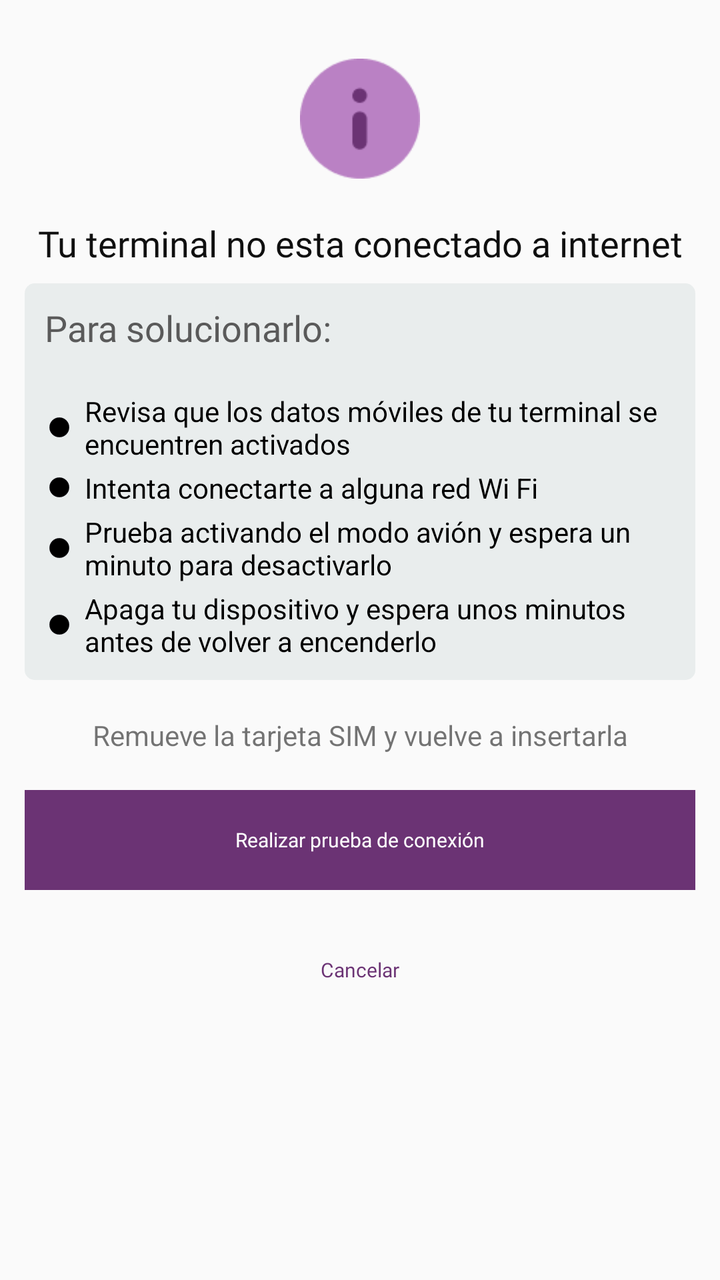
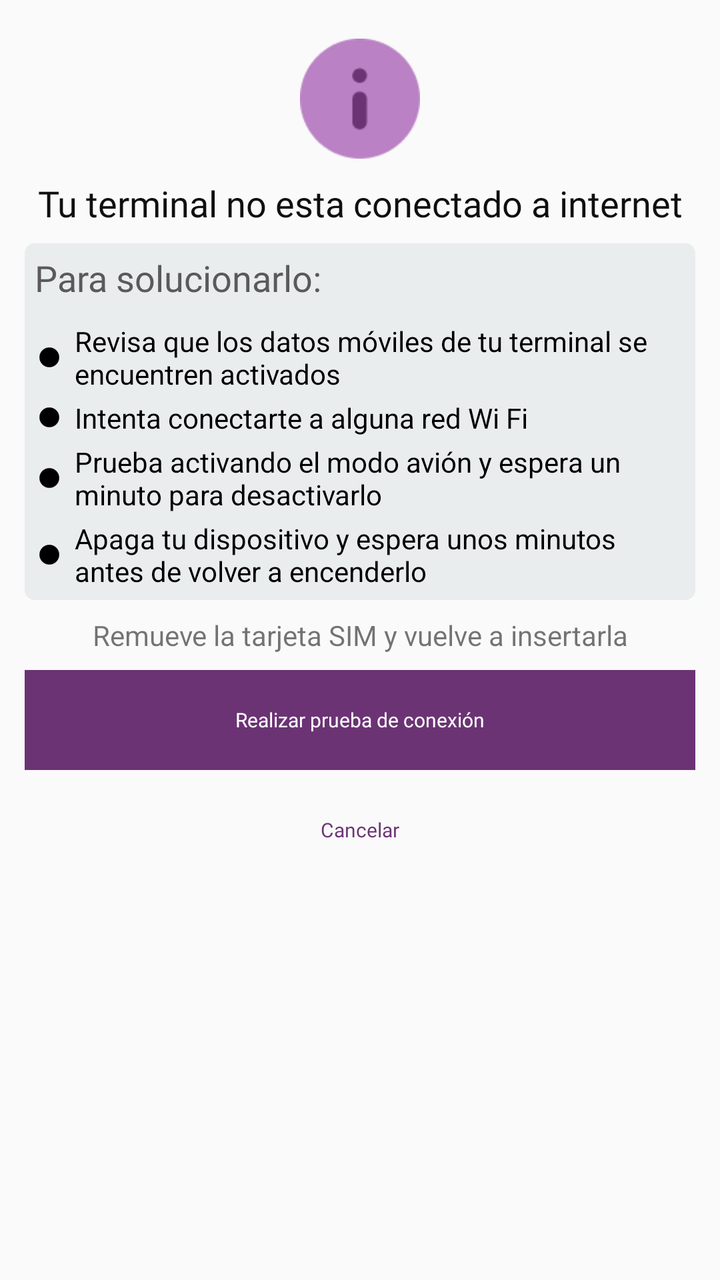

An Android layout rendered at two revisions. The XML below is the earlier revision; the diff shows what the commit changed to produce the second picture.
<!-- AndroidManifest.xml: application theme AppThemeDown -->
<!-- res/layout/wmx_not_network_modal.xml -->
<?xml version="1.0" encoding="utf-8"?>
<androidx.constraintlayout.widget.ConstraintLayout xmlns:android="http://schemas.android.com/apk/res/android"
    xmlns:app="http://schemas.android.com/apk/res-auto"
    xmlns:tools="http://schemas.android.com/tools"
    android:layout_width="match_parent"
    android:layout_height="match_parent">
    <LinearLayout
        android:id="@+id/lyt_not_connection_container"
        android:layout_width="match_parent"
        android:layout_height="wrap_content"
        android:gravity="center_horizontal"
        android:orientation="vertical"
        android:paddingLeft="37px"
        android:paddingTop="28px"
        android:paddingBottom="28px"
        android:paddingRight="37px"
        tools:ignore="MissingConstraints">

        <ImageView
            android:id="@+id/imageView11"
            android:layout_width="60dp"
            android:layout_height="60dp"
            android:layout_marginTop="20dp"
            android:layout_marginBottom="20dp"
            app:srcCompat="@drawable/m_informaci_n" />

        <TextView
            android:id="@+id/textView31"
            android:layout_width="match_parent"
            android:layout_height="wrap_content"
            android:layout_marginBottom="24px"
            android:fontFamily="@font/dm_sans_medium"
            android:gravity="center"
            android:text="@string/wmx_not_network_connection_title"
            android:textColor="#0F0F0F"
            android:textSize="18dp" />

        <LinearLayout
            android:layout_width="match_parent"
            android:layout_height="match_parent"
            android:background="@drawable/rounded_corner"
            android:backgroundTint="#E9EDED"
            android:orientation="vertical"
            android:padding="10dp"
            android:layout_marginBottom="15dp"
            >

            <TextView
                android:id="@+id/textView30"
                android:layout_width="match_parent"
                android:layout_height="wrap_content"
                android:layout_marginBottom="20dp"
                android:fontFamily="@font/dm_sans"
                android:gravity="center"
                android:text="@string/wmx_not_network_connection_subtitle"
                android:textAlignment="viewStart"
                android:textColor="#5A5A5A"
                android:textSize="18dp" />

            <TableLayout
                android:layout_width="match_parent"
                android:layout_height="match_parent">

                <TableRow
                    android:layout_width="match_parent"
                    android:layout_height="match_parent"
                    android:layout_marginBottom="3dp">

                    <ImageView
                        android:id="@+id/imageView12"
                        android:layout_width="10dp"
                        android:layout_height="10dp"
                        android:layout_gravity="center"
                        android:layout_marginRight="5dp"
                        app:srcCompat="@drawable/round_button_black" />

                    <TextView
                        android:id="@+id/txt_connection_option_1"
                        android:layout_width="wrap_content"
                        android:layout_height="wrap_content"
                        android:layout_weight="1"
                        android:text="@string/wmx_not_network_connection_option_1"
                        android:textColor="#000000" />
                </TableRow>

                <TableRow
                    android:layout_width="match_parent"
                    android:layout_height="match_parent"
                    android:layout_marginBottom="3dp">

                    <ImageView
                        android:id="@+id/imageView13"
                        android:layout_width="10dp"
                        android:layout_height="10dp"
                        android:layout_gravity="center"
                        android:layout_marginRight="5dp"
                        app:srcCompat="@drawable/round_button_black" />

                    <TextView
                        android:id="@+id/txt_connection_option_2"
                        android:layout_width="wrap_content"
                        android:layout_height="wrap_content"
                        android:layout_weight="1"
                        android:text="@string/wmx_not_network_connection_option_2"
                        android:textColor="#000000" />
                </TableRow>

                <TableRow
                    android:layout_width="match_parent"
                    android:layout_height="match_parent"
                    android:layout_marginBottom="3dp">

                    <ImageView
                        android:id="@+id/imageView14"
                        android:layout_width="10dp"
                        android:layout_height="10dp"
                        android:layout_gravity="center"
                        android:layout_marginRight="5dp"
                        app:srcCompat="@drawable/round_button_black" />

                    <TextView
                        android:id="@+id/txt_connection_option_3"
                        android:layout_width="wrap_content"
                        android:layout_height="wrap_content"
                        android:layout_weight="1"
                        android:text="@string/wmx_not_network_connection_option_3"
                        android:textColor="#000000"
                        />
                </TableRow>

                <TableRow
                    android:layout_width="match_parent"
                    android:layout_height="match_parent">

                    <ImageView
                        android:id="@+id/imageView15"
                        android:layout_width="10dp"
                        android:layout_height="10dp"
                        android:layout_gravity="center"
                        android:layout_marginRight="5dp"
                        app:srcCompat="@drawable/round_button_black"/>

                    <TextView
                        android:id="@+id/txt_connection_option_4"
                        android:layout_width="wrap_content"
                        android:layout_height="wrap_content"
                        android:layout_weight="1"
                        android:text="@string/wmx_not_network_connection_option_4"
                        android:textColor="#000000" />
                </TableRow>
            </TableLayout>

        </LinearLayout>

        <LinearLayout
            android:layout_width="match_parent"
            android:layout_height="match_parent"
            android:orientation="vertical"
            android:gravity="center"
            android:layout_marginBottom="15dp"
            >

            <TextView
                android:id="@+id/txt_connection_footer"
                android:layout_width="match_parent"
                android:layout_height="wrap_content"
                android:layout_marginTop="3dp"
                android:layout_marginBottom="3dp"
                android:text="@string/wmx_not_network_connection_footer_2"
                android:gravity="center"/>
        </LinearLayout>


        <androidx.appcompat.widget.AppCompatButton
            android:id="@+id/btn_not_network_connection_test"
            android:layout_width="match_parent"
            android:layout_height="50dp"
            android:layout_marginBottom="15dp"
            android:background="@color/ep_btn_continuar_fondo"
            android:fontFamily="@font/dm_sans_bold"
            android:stateListAnimator="@null"
            android:text="@string/wmx_not_network_connection_test"
            android:textAllCaps="false"
            android:textColor="#fff"
            android:textSize="30px" />

        <androidx.appcompat.widget.AppCompatButton
            android:id="@+id/btn_not_network_close"
            android:layout_width="match_parent"
            android:layout_height="50dp"
            android:background="@drawable/rounded_corner"
            android:backgroundTint="@color/transparent"
            android:fontFamily="@font/dm_sans_bold"
            android:stateListAnimator="@null"
            android:text="Cancelar"
            android:textAllCaps="false"
            android:textColor="@color/secundary_color"
            android:textSize="30px" />


    </LinearLayout>

</androidx.constraintlayout.widget.ConstraintLayout>
<!-- resources referenced by this layout -->
<resources>
  <color name="ep_btn_continuar_fondo">#6B3374</color>
  <color name="secundary_color">#6B3374</color>
  <color name="transparent">#00FFFFFF</color>
  <!-- drawable round_button_black (drawable) -->
  <?xml version="1.0" encoding="utf-8"?>
  <selector xmlns:android="http://schemas.android.com/apk/res/android">
      <item>
          <shape android:shape="oval">
              <stroke android:color="#E2E3FF" android:width="1px" />
              <solid android:color="#000000"/>
              <size android:width="64dp" android:height="64dp"/>
          </shape>
      </item>
  </selector>
  <!-- drawable rounded_corner (drawable) -->
  <?xml version="1.0" encoding="utf-8"?>
  <shape xmlns:android="http://schemas.android.com/apk/res/android"
      android:shape="rectangle" >
  
      <corners
          android:radius="15px"/>
  
      <solid android:color="#DAC1E0" />
  
      <padding
          android:bottom="0dp"
          android:left="0dp"
          android:right="0dp"
          android:top="0dp" />
  
  </shape>
  <string name="wmx_not_network_connection_footer_2">Remueve la tarjeta SIM y vuelve a insertarla</string>
  <string name="wmx_not_network_connection_option_1">Revisa que los datos móviles de tu terminal se encuentren activados</string>
  <string name="wmx_not_network_connection_option_2">Intenta conectarte a alguna red Wi Fi</string>
  <string name="wmx_not_network_connection_option_3">Prueba activando el modo avión y espera un minuto para desactivarlo</string>
  <string name="wmx_not_network_connection_option_4">Apaga tu dispositivo y espera unos minutos antes de volver a encenderlo</string>
  <string name="wmx_not_network_connection_subtitle">Para solucionarlo:</string>
  <string name="wmx_not_network_connection_test">Realizar prueba de conexión</string>
  <string name="wmx_not_network_connection_title">Tu terminal no esta conectado a internet</string>
  <style name="MyTheme.ActionBar.TabBar" parent="android:style/Widget.Holo.Light.ActionBar.TabBar">
          
          <item name="android:background">@color/eb_col_7</item>
      </style>
  <style name="ActionBarTabStyle" parent="android:style/Widget.Holo.ActionBar.TabView">
          <item name="android:background">@drawable/edm_detail_actionbar_tabview_style</item>
      </style>
  <style name="CustomOptionsMenu" parent="Widget.AppCompat.PopupMenu.Overflow">
          <item name="android:popupBackground">@color/eb_col_12</item>
      </style>
  <style name="PopupMenu" parent="@style/Widget.AppCompat.Light.PopupMenu">
          <item name="android:popupBackground">@color/eb_col_14</item>
      </style>
  <style name="customSpinnerStyle" parent="android:Widget.ListView.DropDown">
          <item name="android:divider">@color/segment_line</item>
          <item name="android:dividerHeight">0dp</item>
      </style>
  <style name="OverFlow" parent="@android:style/Widget.Holo.ActionButton.Overflow">
          <item name="android:src">@drawable/action_bar_more</item>
      </style>
  <style name="MyMenuTextAppearance" parent="@style/TextAppearance.AppCompat.Widget.ActionBar.Menu">
          <item name="android:textAllCaps">false</item>
      </style>
  <color name="action_bar">@color/eb_col_4</color>
  <style name="ActionBarProgressBar.MyStyle" parent="@android:style/Widget.Holo.ProgressBar.Small">
          <item name="android:minWidth">28dp</item>
          <item name="android:maxWidth">28dp</item>
          <item name="android:minHeight">28dp</item>
          <item name="android:maxHeight">28dp</item>
      </style>
  <style name="TitleTextStyle">
          <item name="android:textSize">18.0sp</item>
          <item name="android:textColor">@color/eb_col_7</item>
      </style>
  <color name="eb_col_7">#ffffff</color>
  <color name="eb_col_12">#f8f8f8</color>
  <color name="eb_col_14">#00A1DE</color>
  <color name="segment_line">@color/eb_col_12</color>
  <color name="eb_col_4">#004C90</color>
  <!-- unchanged entries left out for length: 6 -->
</resources>

<!-- the commit's change to res/layout/wmx_not_network_modal.xml (unified diff, before → after) -->
@@ -20,8 +20,8 @@
             android:id="@+id/imageView11"
             android:layout_width="60dp"
             android:layout_height="60dp"
-            android:layout_marginTop="20dp"
-            android:layout_marginBottom="20dp"
+            android:layout_marginTop="10dp"
+            android:layout_marginBottom="10dp"
             app:srcCompat="@drawable/m_informaci_n" />
 
         <TextView
@@ -41,15 +41,15 @@
             android:background="@drawable/rounded_corner"
             android:backgroundTint="#E9EDED"
             android:orientation="vertical"
-            android:padding="10dp"
-            android:layout_marginBottom="15dp"
+            android:padding="5dp"
+            android:layout_marginBottom="5dp"
             >
 
             <TextView
                 android:id="@+id/textView30"
                 android:layout_width="match_parent"
                 android:layout_height="wrap_content"
-                android:layout_marginBottom="20dp"
+                android:layout_marginBottom="10dp"
                 android:fontFamily="@font/dm_sans"
                 android:gravity="center"
                 android:text="@string/wmx_not_network_connection_subtitle"
@@ -157,7 +157,7 @@
             android:layout_height="match_parent"
             android:orientation="vertical"
             android:gravity="center"
-            android:layout_marginBottom="15dp"
+            android:layout_marginBottom="5dp"
             >
 
             <TextView
@@ -175,7 +175,7 @@
             android:id="@+id/btn_not_network_connection_test"
             android:layout_width="match_parent"
             android:layout_height="50dp"
-            android:layout_marginBottom="15dp"
+            android:layout_marginBottom="5dp"
             android:background="@color/ep_btn_continuar_fondo"
             android:fontFamily="@font/dm_sans_bold"
             android:stateListAnimator="@null"
